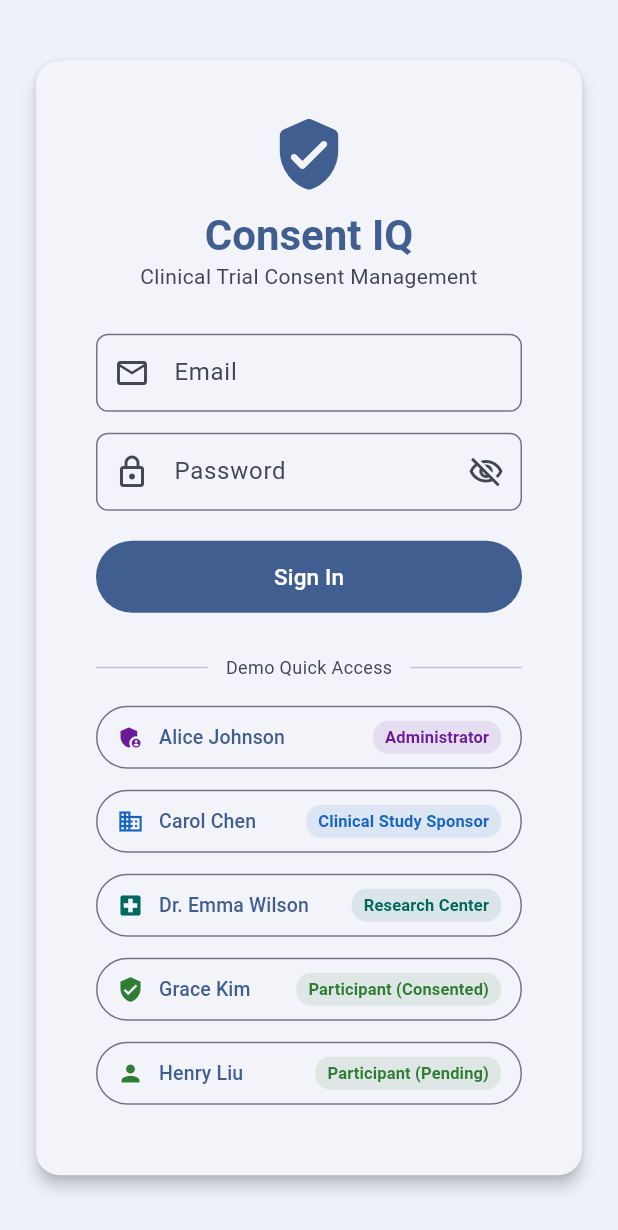
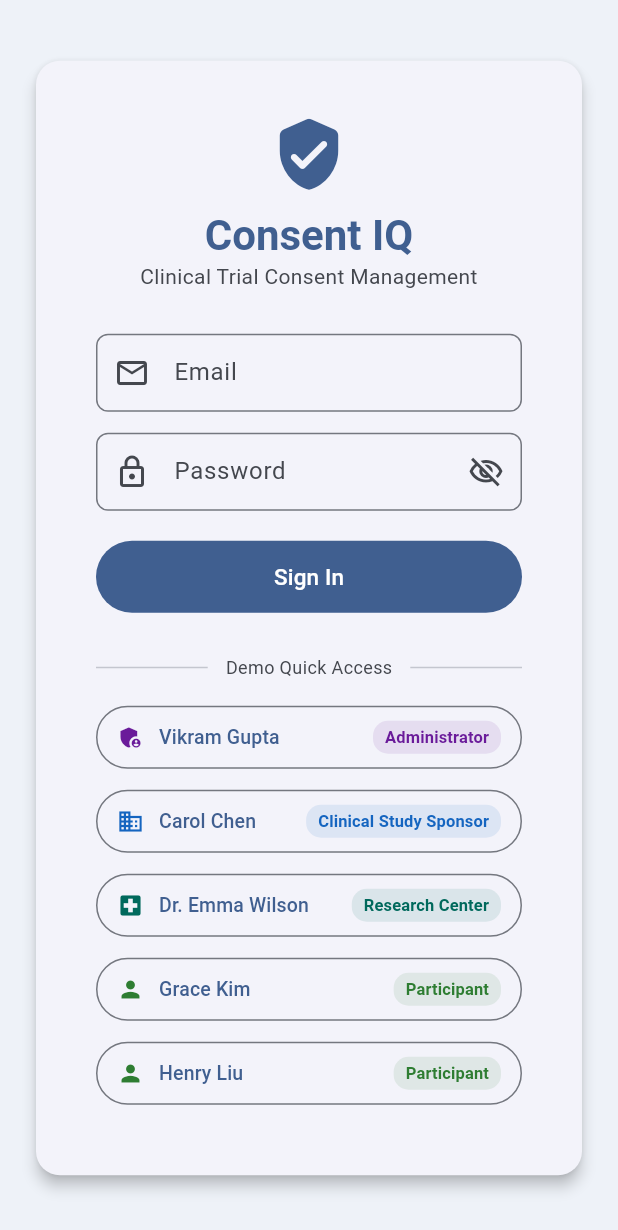
Before and after one commit to living-coder/consent-iq, a Flutter app: the screen it shows after launch, on a phone screen of 412 x 824 dp. Shown: the top 1230 px of the screen. Run offline on Flutter 3.47's test engine with Material 3 defaults, Android fonts, the phone set to English and light mode, and no system bars; accounts and stored records are empty.

Commit message:
fix: Rename demo admin to Vikram Gupta with new email vikramg@consentiq.com
- mock_store: rename u1 from Alice Johnson to Vikram Gupta, update email
- login_screen: update demo button name and email to match
- login_screen: both participant entries now use Icons.person
- login_screen: remove (Consented)/(Pending) status from role labels

Co-Authored-By: Claude Sonnet 4.6 <noreply@anthropic.com>

```diff
--- a/lib/data/mock_store.dart
+++ b/lib/data/mock_store.dart
@@ -6,7 +6,7 @@ class MockStore {
   MockStore._internal();
 
   final List<User> users = [
-    User(id: 'u1', name: 'Alice Johnson', email: 'alice@consentiq.com', password: 'admin123', role: UserRole.admin),
+    User(id: 'u1', name: 'Vikram Gupta', email: 'vikramg@consentiq.com', password: 'admin123', role: UserRole.admin),
     User(id: 'u2', name: 'Bob Martinez', email: 'bob@consentiq.com', password: 'admin123', role: UserRole.admin),
     User(id: 'u3', name: 'Carol Chen', email: 'carol@pharmax.com', password: 'sponsor123', role: UserRole.sponsor, entityId: 's1'),
     User(id: 'u4', name: 'David Park', email: 'david@genethera.com', password: 'sponsor123', role: UserRole.sponsor, entityId: 's2'),
--- a/lib/screens/login_screen.dart
+++ b/lib/screens/login_screen.dart
@@ -20,9 +20,9 @@ class _LoginScreenState extends State<LoginScreen> {
 
   static const _demoUsers = [
     {
-      'name': 'Alice Johnson',
+      'name': 'Vikram Gupta',
       'role': 'Administrator',
-      'email': 'alice@consentiq.com',
+      'email': 'vikramg@consentiq.com',
       'password': 'admin123',
       'color': Color(0xFF6A1B9A),
       'icon': Icons.admin_panel_settings,
@@ -45,15 +45,15 @@ class _LoginScreenState extends State<LoginScreen> {
     },
     {
       'name': 'Grace Kim',
-      'role': 'Participant (Consented)',
+      'role': 'Participant',
       'email': 'grace@email.com',
       'password': 'patient123',
       'color': Color(0xFF2E7D32),
-      'icon': Icons.verified_user,
+      'icon': Icons.person,
     },
     {
       'name': 'Henry Liu',
-      'role': 'Participant (Pending)',
+      'role': 'Participant',
       'email': 'henry@email.com',
       'password': 'patient123',
       'color': Color(0xFF2E7D32),
```
